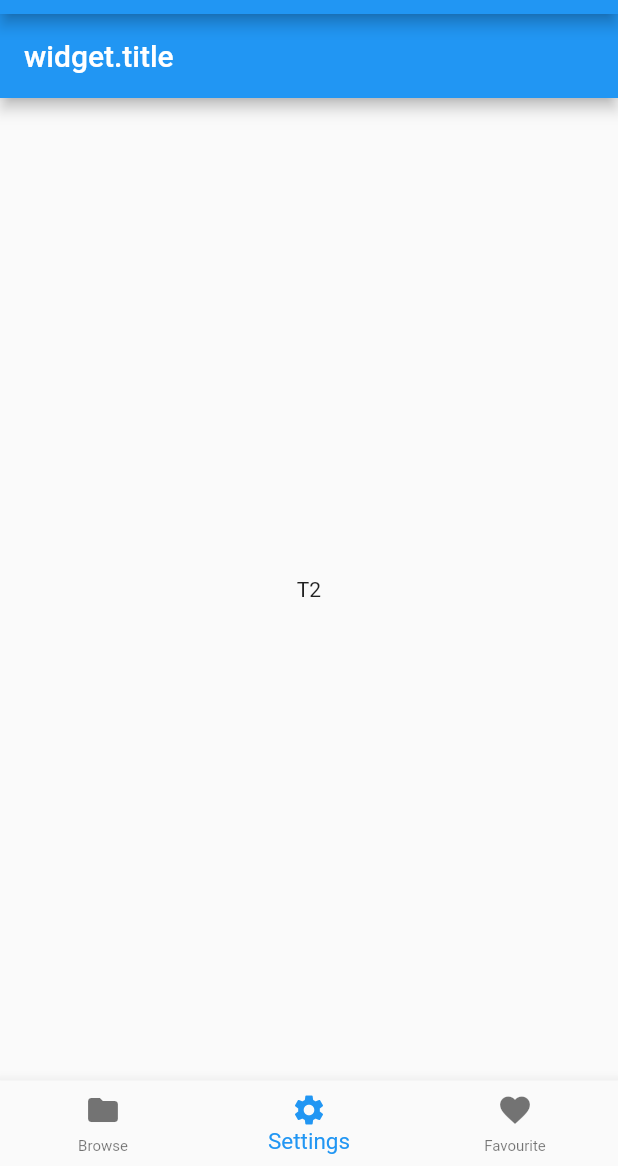
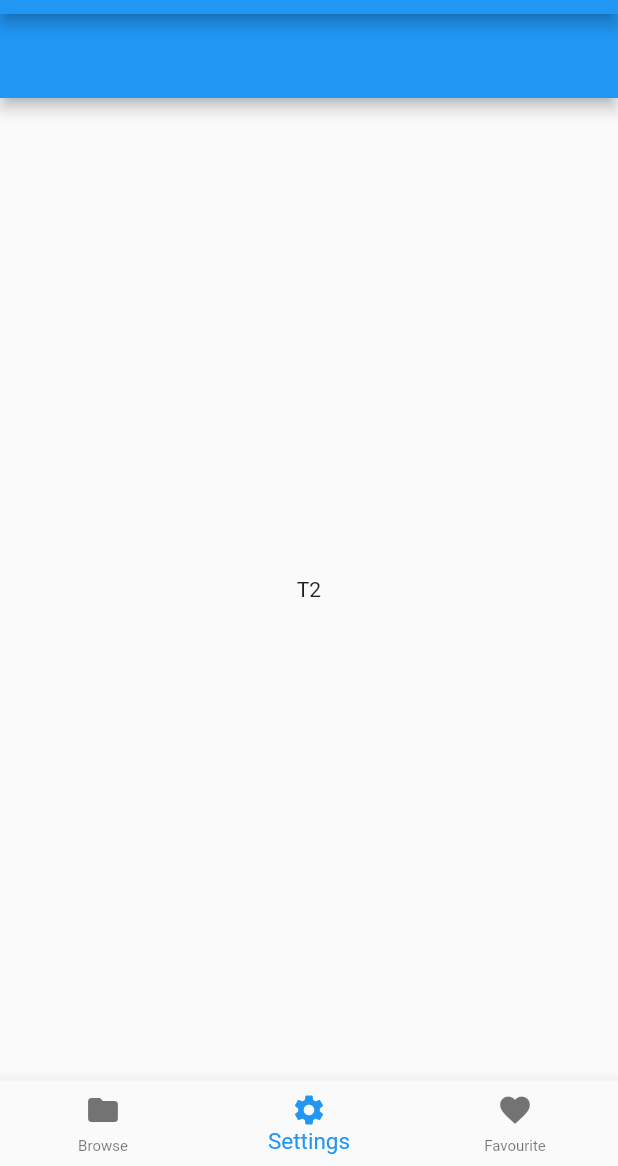
Before and after one commit to Sauronius/VideoFlutter, a Flutter app: the screen it shows after launch, item 2 of the bottom bar chosen, on a phone screen of 412 x 824 dp, the part 70-1236 px from its top. Run offline on Flutter 3.47's test engine with Material 2 defaults, Android fonts, the phone set to English and light mode, and no system bars; our stand-ins replace file_picker, video_player.

Commit message:
Fix video route handler

```diff
--- a/lib/FavouritesRoute.dart
+++ b/lib/FavouritesRoute.dart
@@ -11,7 +11,6 @@ class _FavouritesRouteState extends State<FavouritesRoute> {
       appBar: AppBar(
         // Here we take the value from the MyHomePage object that was created by
         // the App.build method, and use it to set our appbar title.
-        title: Text("widget.title"),
       ),
       body: Center
         ( child: Text("T3"),
--- a/lib/FilePickRoute.dart
+++ b/lib/FilePickRoute.dart
@@ -69,11 +69,7 @@ class _FilePickRouteState extends State<FilePickRoute> {
 
   @override
   Widget build(BuildContext context) {
-    return MaterialApp(
-      home: Scaffold(
-        routes: {
-          VideoRoute.routeName: (context) => VideoRoute(),
-        },
+    return Scaffold(
         key: _scaffoldKey,
         body: Center(
             child: Padding(
@@ -155,7 +151,6 @@ class _FilePickRouteState extends State<FilePickRoute> {
                 ),
               ),
             )),
-      ),
-    );
+      );
   }
 }
--- a/lib/SettingsRoute.dart
+++ b/lib/SettingsRoute.dart
@@ -11,7 +11,6 @@ class _SettingsRouteState extends State<SettingsRoute> {
       appBar: AppBar(
         // Here we take the value from the MyHomePage object that was created by
         // the App.build method, and use it to set our appbar title.
-        title: Text("widget.title"),
       ),
       body: Center
         ( child: Text("T2"),
--- a/lib/main.dart
+++ b/lib/main.dart
@@ -1,3 +1,4 @@
+import 'package:dc_video_player/VideoRoute.dart';
 import 'package:flutter/material.dart';
 import 'package:dc_video_player/FilePickRoute.dart';
 import 'package:dc_video_player/SettingsRoute.dart';
@@ -26,6 +27,9 @@ class MyApp extends StatelessWidget {
         primarySwatch: Colors.blue,
       ),
       home: FullBottomNavigationBar(title: 'Video Player DC'),
+      routes: {
+        VideoRoute.routeName: (context) => VideoRoute()
+      },
     );
   }
 }
```
